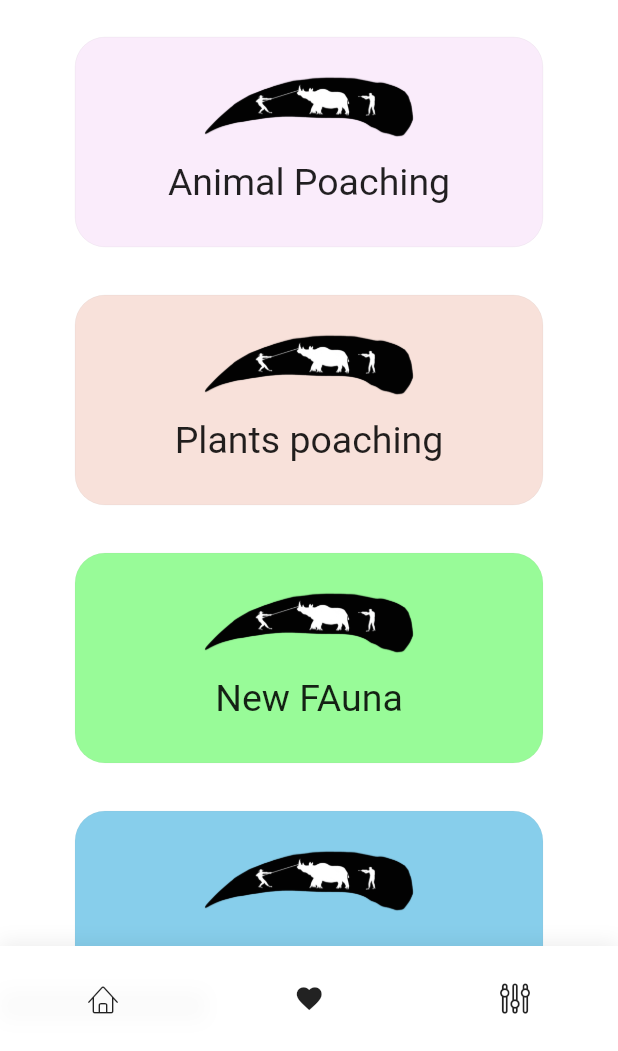
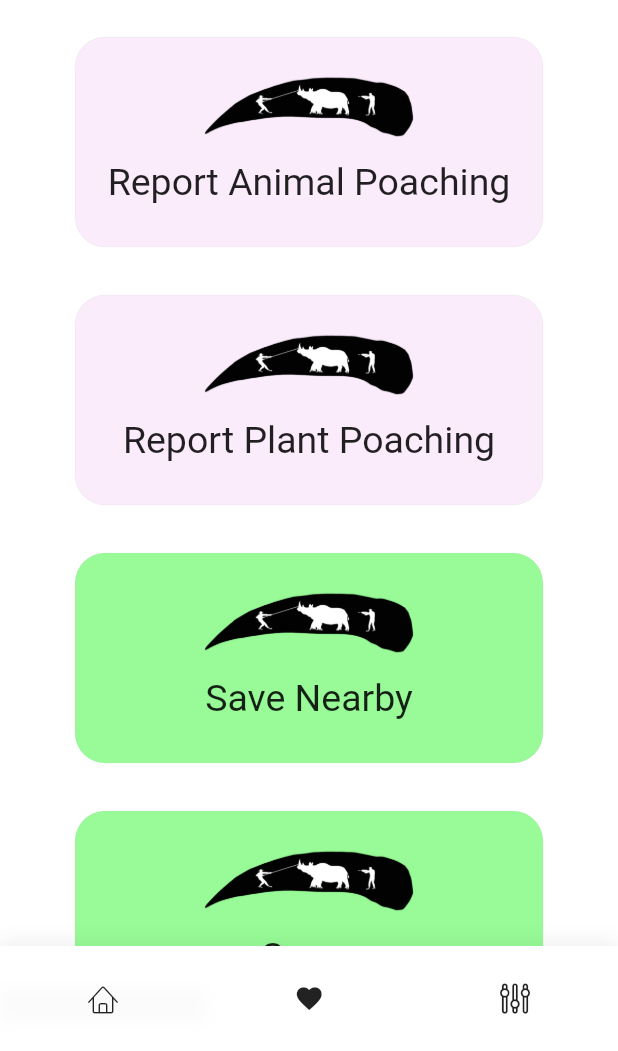
Before and after one commit to nitishsai9/Geo_Tagging, a Flutter app: the screen it shows after launch, on a phone screen of 412 x 824 dp, the part 185-1236 px from its top. Run offline on Flutter 3.47's test engine with Material 2 defaults, Android fonts, the phone set to English and light mode, and no system bars; our stand-ins replace cloud_firestore, firebase_storage, geolocator, image_picker; accounts and stored records are empty; Roboto replaces fonts that are missing (Raleway).

Commit message:
added posts retrival

```diff
--- a/lib/static/home.dart
+++ b/lib/static/home.dart
@@ -3,6 +3,7 @@ import 'package:geo_tagging/static/location.dart';
 import 'cards.dart';
 import 'CustomIcon.dart';
 import 'location.dart';
+import 'retrive.dart';
 
 class MyApp extends StatefulWidget {
   @override
@@ -44,23 +45,26 @@ class _MyAppState extends State<MyApp> {
                 child: Padding(
                   padding: EdgeInsets.only(top: 30.0, bottom: 25.0),
                   child:
-                      Image.asset("assests/icon.png", width: 92.0, height: 63.0),
+                      Image.asset("assests/icon.png", width: 102.0, height: 63.0),
                 ),
               ),
-              ProductCard(0xFFfaecfb,"assests/animal.png","Animal Poaching",LogicPage()),
+              ProductCard(0xFFfaecfb,"assests/animal.png","Report Animal Poaching",LogicPage()),
               SizedBox(
                 height: 32.0,
               ),
-              ProductCard(0xFFf8e1da,"assests/animal.png",
-                  "Plants poaching",MyApp()),
-                    SizedBox(
+              ProductCard(0xFFfaecfb,"assests/animal.png","Report Plant Poaching",LogicPage()),
+              SizedBox(
                 height: 32.0,
               ),
-              ProductCard(0xFF98FB98,"assests/animal.png","New FAuna",LogicPage()),
+
+              ProductCard(0xFF98FB98,"assests/animal.png","Save Nearby",MyListPage()),
                 SizedBox(
                 height: 32.0,
               ),
-              ProductCard(0xFF87CEEB,"assests/animal.png", "new ",LogicPage())
+               ProductCard(0xFF98FB97,"assests/animal.png","Game",MyListPage()),
+                SizedBox(
+                height: 32.0,
+              ),
             ],
           ),
         ),
```
Also changed, not shown: lib/static/retrive.dart (added, +110 -0 lines), lib/static/temp1.dart (+7 -3 lines).
